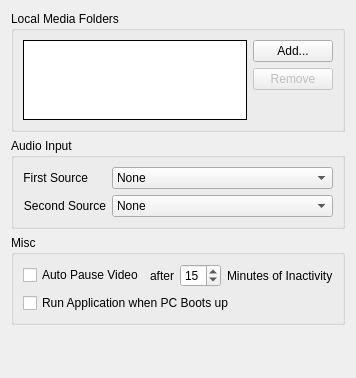
Before: the Qt Designer form vms/client/nx_vms_client_desktop/src/ui/widgets/local_settings/general_preferences_widget.ui in networkoptix/nx_open, drawn with Qt 5.
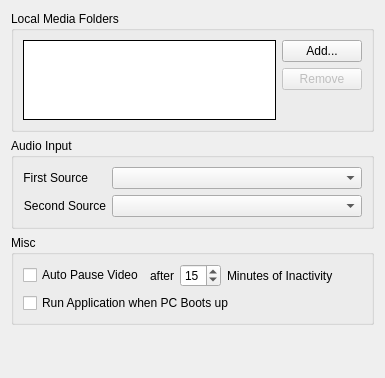
After: the same form once the commit is applied.

```diff
--- a/vms/client/nx_vms_client_desktop/src/ui/widgets/local_settings/general_preferences_widget.ui
+++ b/vms/client/nx_vms_client_desktop/src/ui/widgets/local_settings/general_preferences_widget.ui
@@ -6,7 +6,7 @@
    <rect>
     <x>0</x>
     <y>0</y>
-    <width>351</width>
+    <width>385</width>
     <height>378</height>
    </rect>
   </property>
@@ -93,13 +93,7 @@
        </widget>
       </item>
       <item row="0" column="1">
-       <widget class="QComboBox" name="primaryAudioDeviceComboBox">
-        <item>
-         <property name="text">
-          <string>None</string>
-         </property>
-        </item>
-       </widget>
+       <widget class="QComboBox" name="primaryAudioDeviceComboBox"/>
       </item>
       <item row="1" column="0">
        <widget class="QLabel" name="secondaryDeviceTextLabel">
@@ -112,13 +106,7 @@
        </widget>
       </item>
       <item row="1" column="1">
-       <widget class="QComboBox" name="secondaryAudioDeviceComboBox">
-        <item>
-         <property name="text">
-          <string>None</string>
-         </property>
-        </item>
-       </widget>
+       <widget class="QComboBox" name="secondaryAudioDeviceComboBox"/>
       </item>
      </layout>
     </widget>
```
